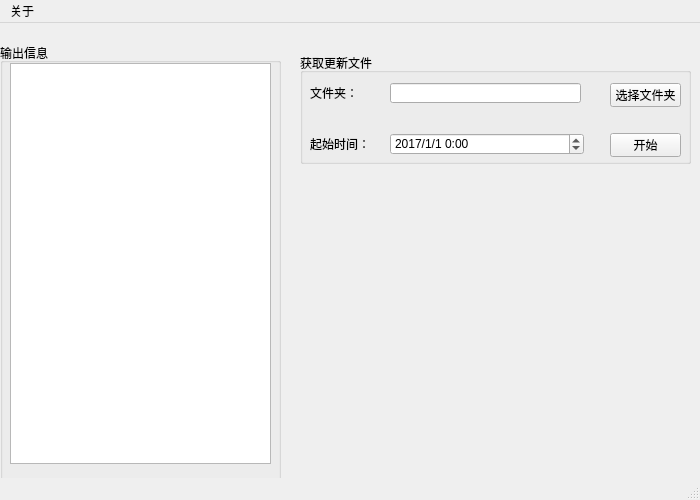
joql/updateFile, file mainwindow.ui: the form before one commit.
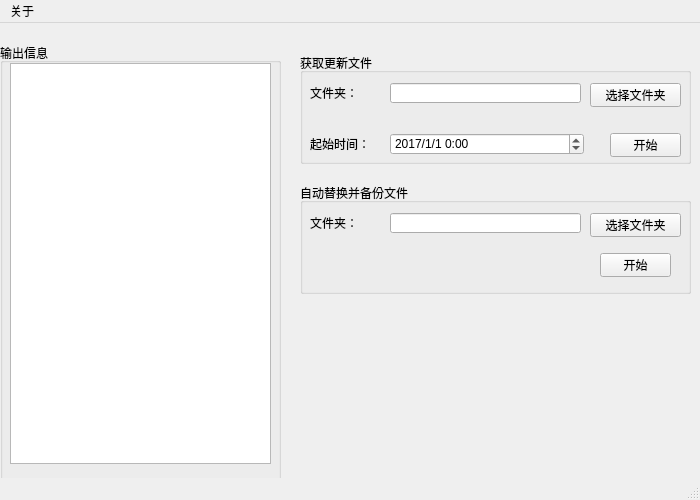
The form after the commit.

Commit message: 备份更新完成

```diff
--- a/mainwindow.ui
+++ b/mainwindow.ui
@@ -116,9 +116,9 @@
     <widget class="QPushButton" name="pushButton">
      <property name="geometry">
       <rect>
-       <x>310</x>
+       <x>290</x>
        <y>30</y>
-       <width>71</width>
+       <width>91</width>
        <height>24</height>
       </rect>
      </property>
@@ -163,6 +163,68 @@
      </property>
     </widget>
    </widget>
+   <widget class="QGroupBox" name="groupBox_3">
+    <property name="geometry">
+     <rect>
+      <x>300</x>
+      <y>160</y>
+      <width>391</width>
+      <height>111</height>
+     </rect>
+    </property>
+    <property name="title">
+     <string>自动替换并备份文件</string>
+    </property>
+    <widget class="QPushButton" name="pushButton_2">
+     <property name="geometry">
+      <rect>
+       <x>290</x>
+       <y>30</y>
+       <width>91</width>
+       <height>24</height>
+      </rect>
+     </property>
+     <property name="text">
+      <string>选择文件夹</string>
+     </property>
+    </widget>
+    <widget class="QLabel" name="label_3">
+     <property name="geometry">
+      <rect>
+       <x>10</x>
+       <y>30</y>
+       <width>61</width>
+       <height>20</height>
+      </rect>
+     </property>
+     <property name="text">
+      <string>文件夹：</string>
+     </property>
+    </widget>
+    <widget class="QLineEdit" name="edit_dir_2">
+     <property name="geometry">
+      <rect>
+       <x>90</x>
+       <y>30</y>
+       <width>191</width>
+       <height>20</height>
+      </rect>
+     </property>
+    </widget>
+    <widget class="QPushButton" name="btn_getNew_2">
+     <property name="geometry">
+      <rect>
+       <x>300</x>
+       <y>70</y>
+       <width>71</width>
+       <height>24</height>
+      </rect>
+     </property>
+     <property name="text">
+      <string>开始</string>
+     </property>
+    </widget>
+   </widget>
   </widget>
   <widget class="QMenuBar" name="menuBar">
    <property name="geometry">
```
Left out of the diff: 5 changed lines with no effect on the pictures. The commit also changes 7 other files.
